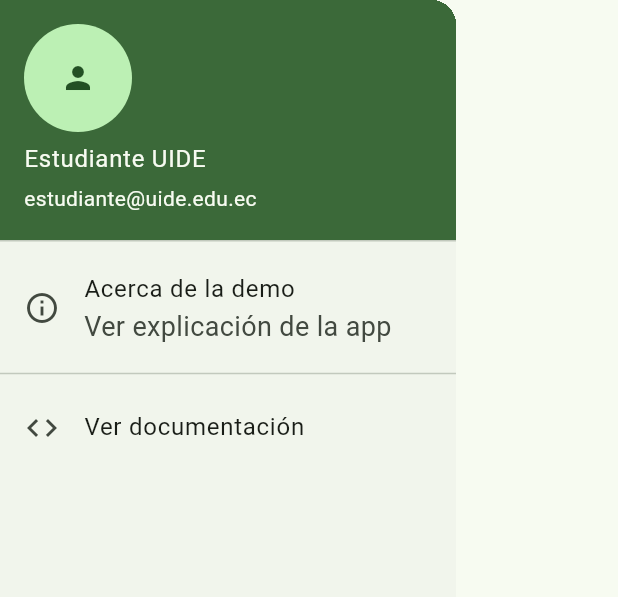
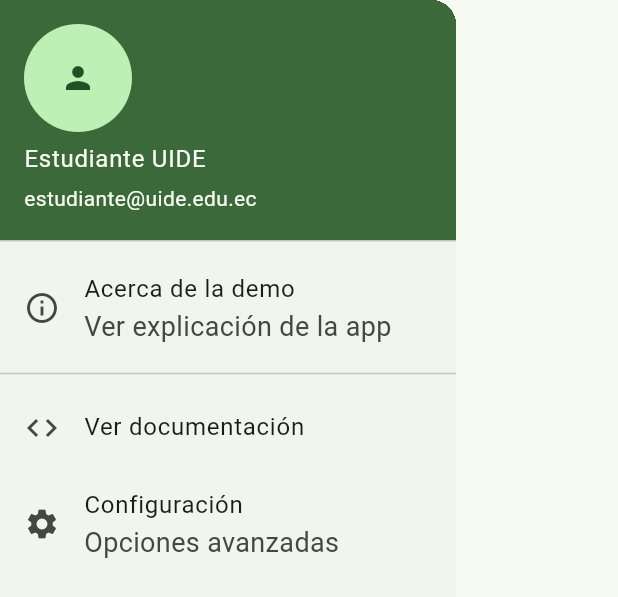
Before and after one commit to richardmijo/semana3_2526, a Flutter app: the MainDrawer widget shown alone on an empty page, opened directly, on a phone screen of 412 x 824 dp. Shown: the top 597 px of the screen. Run offline on Flutter 3.47's test engine with Material 3 defaults, Android fonts, the phone set to English and light mode, and no system bars.

Commit message:
Actividad final

```diff
--- /dev/null
+++ b/lib/features/ui_demo/presentation/widgets/drawer_item.dart
@@ -0,0 +1,26 @@
+import 'package:flutter/material.dart';
+
+class DrawerItem extends StatelessWidget {
+  final IconData icon;
+  final String title;
+  final String? subtitle;
+  final VoidCallback onTap;
+
+  const DrawerItem({
+    super.key,
+    required this.icon,
+    required this.title,
+    required this.onTap,
+    this.subtitle,
+  });
+
+  @override
+  Widget build(BuildContext context) {
+    return ListTile(
+      leading: Icon(icon),
+      title: Text(title),
+      subtitle: subtitle != null ? Text(subtitle!) : null,
+      onTap: onTap,
+    );
+  }
+}
--- a/lib/features/ui_demo/presentation/widgets/main_drawer.dart
+++ b/lib/features/ui_demo/presentation/widgets/main_drawer.dart
@@ -1,4 +1,5 @@
 import 'package:flutter/material.dart';
+import 'drawer_item.dart';
 
 class MainDrawer extends StatelessWidget {
   const MainDrawer({super.key});
@@ -11,14 +12,13 @@
           const UserAccountsDrawerHeader(
             accountName: Text('Estudiante UIDE'),
             accountEmail: Text('estudiante@uide.edu.ec'),
-            currentAccountPicture: CircleAvatar(
-              child: Icon(Icons.person),
-            ),
+            currentAccountPicture: CircleAvatar(child: Icon(Icons.person)),
           ),
-          ListTile(
-            leading: const Icon(Icons.info_outline),
-            title: const Text('Acerca de la demo'),
-            subtitle: const Text('Ver explicación de la app'),
+
+          DrawerItem(
+            icon: Icons.info_outline,
+            title: 'Acerca de la demo',
+            subtitle: 'Ver explicación de la app',
             onTap: () {
               Navigator.of(context).pop();
               showAboutDialog(
@@ -27,18 +27,18 @@
                 applicationVersion: '1.0.0',
                 children: const [
                   Text(
-                    'Ejemplo para practicar widgets básicos de Flutter: '
-                    'Scaffold, layouts, recursos, temas y más.',
+                    'Ejemplo para practicar widgets básicos de Flutter: Scaffold, layouts, recursos, temas y más.',
                   ),
                 ],
               );
             },
           ),
+
           const Divider(),
 
-          ListTile(
-            leading: const Icon(Icons.code),
-            title: const Text('Ver documentación'),
+          DrawerItem(
+            icon: Icons.code,
+            title: 'Ver documentación',
             onTap: () {
               Navigator.of(context).pop();
               ScaffoldMessenger.of(context).showSnackBar(
@@ -48,9 +48,20 @@
               );
             },
           ),
+
+          DrawerItem(
+            icon: Icons.settings,
+            title: 'Configuración',
+            subtitle: 'Opciones avanzadas',
+            onTap: () {
+              Navigator.of(context).pop();
+              ScaffoldMessenger.of(context).showSnackBar(
+                const SnackBar(content: Text('Navegar a configuración')),
+              );
+            },
+          ),
         ],
       ),
     );
   }
 }
-// actividad
```
Also changed, not shown: pubspec.lock, 2 other files.
